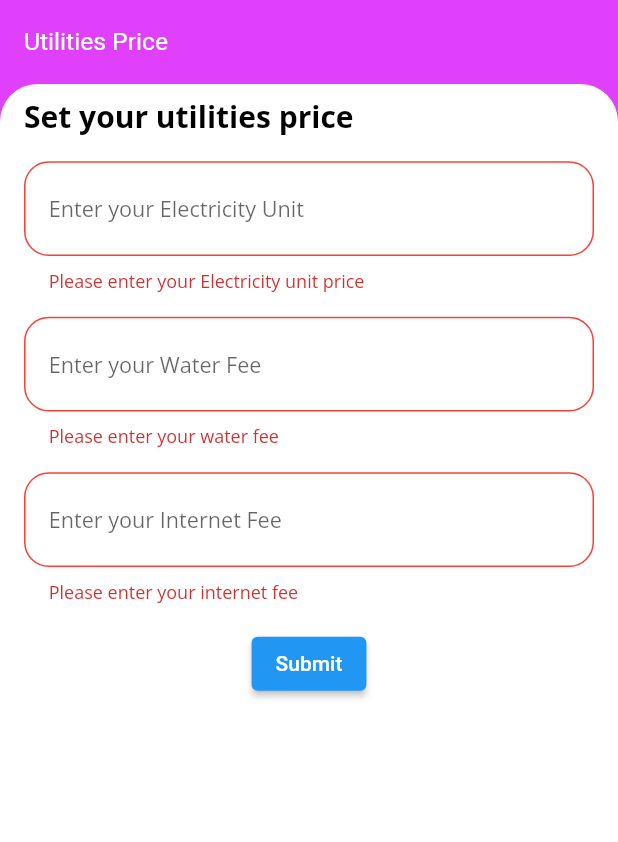
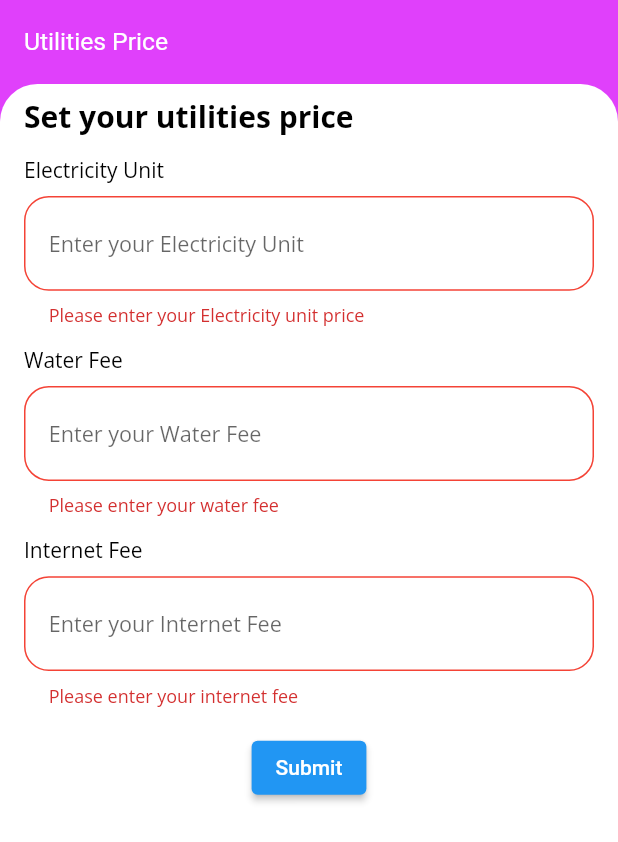
Before and after one commit to Manoj882/home_rent_app, a Flutter app: the UtilitiesPriceScreen screen opened directly, after a tap on "Submit", on a phone screen of 412 x 824 dp. Shown: the top 842 px of the screen. Run offline on Flutter 3.47's test engine with Material 2 defaults, Android fonts, the light colour scheme and no system bars; our stand-ins replace cloud_firestore, firebase_auth, firebase_core, image_picker; accounts and stored records are empty.

Commit message:
added utilities price provider and utilities price details screen

```diff
--- a/home_rent_app/lib/main.dart
+++ b/home_rent_app/lib/main.dart
@@ -1,6 +1,7 @@
 import 'package:firebase_core/firebase_core.dart';
 import 'package:flutter/material.dart';
 import 'package:home_rent_app/provider/user_provider.dart';
+import 'package:home_rent_app/provider/utilities_price_provider.dart';
 import 'package:home_rent_app/screens/authentication/login_screen.dart';
 import 'package:home_rent_app/theme/theme_data.dart';
 
@@ -24,6 +25,9 @@ class MyApp extends StatelessWidget {
         ChangeNotifierProvider(
           create: (_) => UserProvider(),
         ),
+        ChangeNotifierProvider(
+          create: (_) => UtilitiesPriceProvider(),
+        ),
       ],
       child: LayoutBuilder(builder: (context, constraints) {
         SizeConfig().init(constraints);
--- /dev/null
+++ b/home_rent_app/lib/models/utilities_price.dart
@@ -0,0 +1,30 @@
+class UtilitiesPrice{
+  late double waterFee;
+  late double electriciyUnitPrice;
+  late double internetFee;
+  late String uuid;
+
+  UtilitiesPrice({
+    required this.waterFee,
+    required this.electriciyUnitPrice,
+    required this.internetFee,
+    required this.uuid,
+  });
+
+  UtilitiesPrice.fromJson(Map obj){
+    waterFee = obj["water"];
+    electriciyUnitPrice = obj["electricity"];
+    internetFee = obj["internet"];
+    uuid = obj["uuid"];
+  }
+
+  Map<String, dynamic> toJson(){
+    final map = <String, dynamic>{};
+    map["water"] = waterFee;
+    map["electricity"] = electriciyUnitPrice;
+    map["internet"] = internetFee;
+    map["uuid"] = uuid;
+    return map;
+  }
+
+}
--- /dev/null
+++ b/home_rent_app/lib/provider/utilities_price_provider.dart
@@ -0,0 +1,26 @@
+import 'package:flutter/cupertino.dart';
+import 'package:home_rent_app/constants/constants.dart';
+import 'package:home_rent_app/models/utilities_price.dart';
+import 'package:home_rent_app/provider/user_provider.dart';
+import 'package:home_rent_app/utils/firebase_helper.dart';
+import 'package:provider/provider.dart';
+
+class UtilitiesPriceProvider extends ChangeNotifier {
+  UtilitiesPrice? _utilitiesPrice;
+
+  UtilitiesPrice? get utilitiesPrice => _utilitiesPrice;
+
+  Future fetchPrice(BuildContext context) async {
+    final uuid =Provider.of<UserProvider>(context, listen: false).user.uuid;
+    final data = await FirebaseHelper().getData(
+      context,
+      collectionId: UtilitiesPriceConstant.utilityPriceCollection,
+      whereId: UserConstants.userId,
+      whereValue: uuid,
+    );
+
+    if(data.docs.isNotEmpty){
+      _utilitiesPrice = UtilitiesPrice.fromJson(data.docs.first.data());
+    }
+  }
+}
--- a/home_rent_app/lib/screens/utilities_price_screen.dart
+++ b/home_rent_app/lib/screens/utilities_price_screen.dart
@@ -1,4 +1,6 @@
 import 'package:flutter/material.dart';
+import 'package:home_rent_app/models/utilities_price.dart';
+import 'package:home_rent_app/provider/utilities_price_provider.dart';
 import '/provider/user_provider.dart';
 import '/utils/firebase_helper.dart';
 import '/utils/size_config.dart';
@@ -25,7 +27,28 @@ class UtilitiesPriceScreen extends StatelessWidget {
       ),
       body: CurvedBodyWidget(
         widget: SingleChildScrollView(
-          child: Form(
+          child: FutureBuilder(
+              future:
+                  Provider.of<UtilitiesPriceProvider>(context, listen: false)
+                      .fetchPrice(context),
+              builder: (context, snapshot) {
+                if (snapshot.connectionState == ConnectionState.waiting) {
+                  return const Center(
+                    child: CircularProgressIndicator(),
+                  );
+                }
+                final utilityPriceProvider =
+                    Provider.of<UtilitiesPriceProvider>(context, listen: false)
+                        .utilitiesPrice;
+                if (utilityPriceProvider != null) {
+                  electricityUnitController.text =
+                      utilityPriceProvider.electriciyUnitPrice.toString();
+                  waterFeeController.text =
+                      utilityPriceProvider.waterFee.toString();
+                  internetFeeController.text =
+                      utilityPriceProvider.internetFee.toString();
+                }
+                return Form(
                   key: formKey,
                   child: Column(
                     crossAxisAlignment: CrossAxisAlignment.start,
@@ -35,7 +58,14 @@ class UtilitiesPriceScreen extends StatelessWidget {
                         style: Theme.of(context).textTheme.headline6,
                       ),
                       SizedBox(
-                  height: SizeConfig.height * 2,
+                        height: SizeConfig.height * 1.5,
+                      ),
+                      Text(
+                        "Electricity Unit",
+                        style: Theme.of(context).textTheme.bodyText1,
+                      ),
+                      SizedBox(
+                        height: SizeConfig.height,
                       ),
                       GeneralTextField(
                         title: "Electricity Unit",
@@ -50,7 +80,14 @@ class UtilitiesPriceScreen extends StatelessWidget {
                         onFieldSubmitted: (_) {},
                       ),
                       SizedBox(
-                  height: SizeConfig.height * 2,
+                        height: SizeConfig.height * 1.5,
+                      ),
+                        Text(
+                        "Water Fee",
+                        style: Theme.of(context).textTheme.bodyText1,
+                      ),
+                      SizedBox(
+                        height: SizeConfig.height,
                       ),
                       GeneralTextField(
                         title: "Water Fee",
@@ -65,7 +102,14 @@ class UtilitiesPriceScreen extends StatelessWidget {
                         onFieldSubmitted: (_) {},
                       ),
                       SizedBox(
-                  height: SizeConfig.height * 2,
+                        height: SizeConfig.height * 1.5,
+                      ),
+                        Text(
+                        "Internet Fee",
+                        style: Theme.of(context).textTheme.bodyText1,
+                      ),
+                      SizedBox(
+                        height: SizeConfig.height,
                       ),
                       GeneralTextField(
                         title: "Internet Fee",
@@ -96,7 +140,8 @@ class UtilitiesPriceScreen extends StatelessWidget {
                       ),
                     ],
                   ),
-          ),
+                );
+              }),
         ),
       ),
     );
@@ -106,12 +151,13 @@ class UtilitiesPriceScreen extends StatelessWidget {
     if (formKey.currentState!.validate()) {
       try {
         final uid = Provider.of<UserProvider>(context, listen: false).user.uuid;
-        final map = {
-          "electricity": electricityUnitController.text,
-          "water": waterFeeController.text,
-          "internet": internetFeeController.text,
-          "uuid": Provider.of<UserProvider>(context, listen: false).user.uuid,
-        };
+        final map = UtilitiesPrice(
+          waterFee: double.parse(waterFeeController.text),
+          electriciyUnitPrice: double.parse(electricityUnitController.text),
+          internetFee: double.parse(internetFeeController.text),
+          uuid: uid,
+        ).toJson();
+
         await FirebaseHelper().addOrUpdateContent(
           context,
           collectionId: UtilitiesPriceConstant.utilityPriceCollection,
--- a/home_rent_app/lib/utils/firebase_helper.dart
+++ b/home_rent_app/lib/utils/firebase_helper.dart
@@ -1,28 +1,26 @@
-
 import 'package:cloud_firestore/cloud_firestore.dart';
 import 'package:flutter/cupertino.dart';
 import '../widgets/general_alert_dialog.dart';
 
-class FirebaseHelper{
-addOrUpdateContent(BuildContext context,{
+class FirebaseHelper {
+  addOrUpdateContent(
+    BuildContext context, {
     required String collectionId,
     required String whereId,
     required String whereValue,
     required Map<String, dynamic> map,
-}) async{
+  }) async {
     try {
       GeneralAlertDialog().customLoadingDialog(context);
 
-      final firestore = FirebaseFirestore.instance;
-      final data = await firestore
-          .collection(collectionId)
-          .where(whereId,
-              isEqualTo: whereValue)
-          .get();
+      final data = await getData(
+        context,
+        collectionId: collectionId,
+        whereId: whereId,
+        whereValue: whereValue,
+      );
       if (data.docs.isEmpty) {
-        await firestore
-            .collection(collectionId)
-            .add(map);
+        await FirebaseFirestore.instance.collection(collectionId).add(map);
       } else {
         data.docs.first.reference.update(map);
       }
@@ -31,10 +29,26 @@ addOrUpdateContent(BuildContext context,{
       Navigator.pop(context);
       // print(map);
     } catch (ex) {
-
       Navigator.pop(context);
       throw ex.toString();
     }
+  }
+
+  Future<QuerySnapshot<Map<String, dynamic>>>getData(
+    BuildContext context,
+    {
+    required String collectionId,
+    required String whereId,
+    required String whereValue,
+    }) async {
+
+    final firestore = FirebaseFirestore.instance;
+    final data = await firestore
+        .collection(collectionId)
+        .where(whereId, isEqualTo: whereValue)
+        .get();
+
+    return data;
 
   }
 }
--- a/home_rent_app/lib/utils/validation_mixin.dart
+++ b/home_rent_app/lib/utils/validation_mixin.dart
@@ -45,7 +45,7 @@ class ValidationMixin{
     if(value.trim().isEmpty){
       return "Please enter your $title";
     }
-    else if(int.tryParse(value)==null){
+    else if(double.tryParse(value)==null){
       return "Please enter a numeric value";
     }
     if(double.parse(value) < 0 || double.parse(value) > maxValue){
```
Lines whose indentation alone changed are shown as unchanged.
